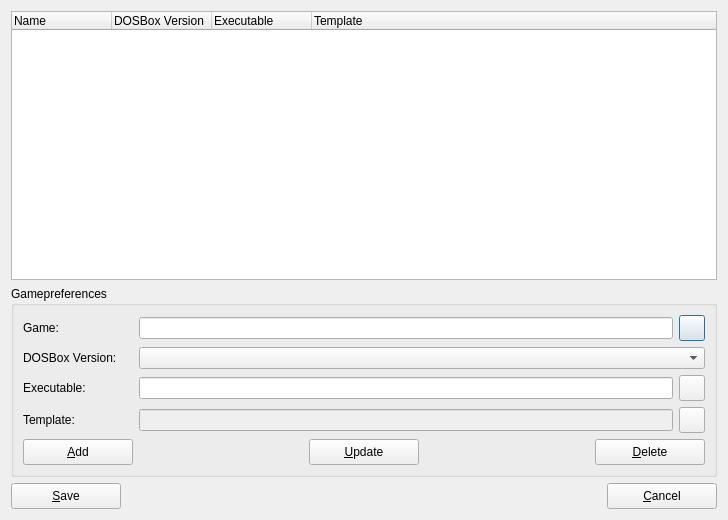
Before: the Qt Designer form dboxfe-gdb/ui/dboxfegdb.ui in LasDesu/DBoxFE, drawn with Qt 5.
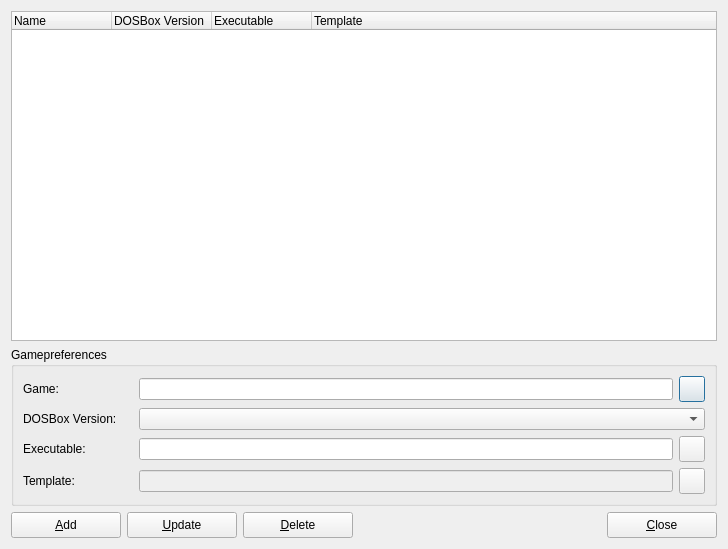
After: the same form once the commit is applied. Icons and pictures are not drawn.

Patch:
```diff
--- a/dboxfe-gdb/ui/dboxfegdb.ui
+++ b/dboxfe-gdb/ui/dboxfegdb.ui
@@ -6,7 +6,7 @@
     <x>0</x>
     <y>0</y>
     <width>728</width>
-    <height>520</height>
+    <height>549</height>
    </rect>
   </property>
   <property name="windowTitle" >
@@ -16,7 +16,7 @@
    <iconset resource="../res/dboxfe-gdb.qrc" >:/images/disc-media.png</iconset>
   </property>
   <layout class="QGridLayout" >
-   <item row="0" column="0" colspan="3" >
+   <item row="0" column="0" >
     <widget class="QTreeWidget" name="treeWidget" >
      <column>
       <property name="text" >
@@ -40,7 +40,7 @@
      </column>
     </widget>
    </item>
-   <item row="1" column="0" colspan="3" >
+   <item row="1" column="0" >
     <widget class="QGroupBox" name="groupBoxGamePreferences" >
      <property name="title" >
       <string>Gamepreferences</string>
@@ -202,7 +202,10 @@
         </item>
        </layout>
       </item>
-      <item row="4" column="0" >
+     </layout>
+    </widget>
+   </item>
+   <item row="2" column="0" >
        <layout class="QHBoxLayout" >
         <item>
          <widget class="QPushButton" name="btnAdd" >
@@ -226,19 +229,6 @@
           </property>
          </widget>
         </item>
-        <item>
-         <spacer>
-          <property name="orientation" >
-           <enum>Qt::Horizontal</enum>
-          </property>
-          <property name="sizeHint" >
-           <size>
-            <width>40</width>
-            <height>20</height>
-           </size>
-          </property>
-         </spacer>
-        </item>
         <item>
          <widget class="QPushButton" name="btnUpdate" >
           <property name="minimumSize" >
@@ -261,19 +251,6 @@
           </property>
          </widget>
         </item>
-        <item>
-         <spacer>
-          <property name="orientation" >
-           <enum>Qt::Horizontal</enum>
-          </property>
-          <property name="sizeHint" >
-           <size>
-            <width>40</width>
-            <height>20</height>
-           </size>
-          </property>
-         </spacer>
-        </item>
         <item>
          <widget class="QPushButton" name="btnDelete" >
           <property name="minimumSize" >
@@ -296,48 +273,21 @@
           </property>
          </widget>
         </item>
-       </layout>
-      </item>
-     </layout>
-    </widget>
-   </item>
-   <item row="2" column="0" >
-    <widget class="QPushButton" name="btnSave" >
-     <property name="minimumSize" >
-      <size>
-       <width>110</width>
-       <height>26</height>
-      </size>
-     </property>
-     <property name="maximumSize" >
-      <size>
-       <width>110</width>
-       <height>26</height>
-      </size>
-     </property>
-     <property name="text" >
-      <string>&amp;Save</string>
-     </property>
-     <property name="icon" >
-      <iconset resource="../res/dboxfe-gdb.qrc" >:/images/save.png</iconset>
-     </property>
-    </widget>
-   </item>
-   <item row="2" column="1" >
+     <item>
     <spacer>
      <property name="orientation" >
       <enum>Qt::Horizontal</enum>
      </property>
      <property name="sizeHint" >
       <size>
-       <width>470</width>
-       <height>20</height>
+         <width>16</width>
+         <height>26</height>
       </size>
      </property>
     </spacer>
    </item>
-   <item row="2" column="2" >
-    <widget class="QPushButton" name="btnCancel" >
+     <item>
+      <widget class="QPushButton" name="btnClose" >
      <property name="minimumSize" >
       <size>
        <width>110</width>
@@ -351,7 +301,7 @@
       </size>
      </property>
      <property name="text" >
-      <string>&amp;Cancel</string>
+        <string>&amp;Close</string>
      </property>
      <property name="icon" >
       <iconset resource="../res/dboxfe-gdb.qrc" >:/images/delete.png</iconset>
@@ -359,6 +309,8 @@
     </widget>
    </item>
   </layout>
+   </item>
+  </layout>
  </widget>
  <tabstops>
   <tabstop>lineEditGame</tabstop>
```
Left out of the diff: 3 changed lines with no effect on the pictures. Lines whose indentation alone changed are shown as unchanged.
